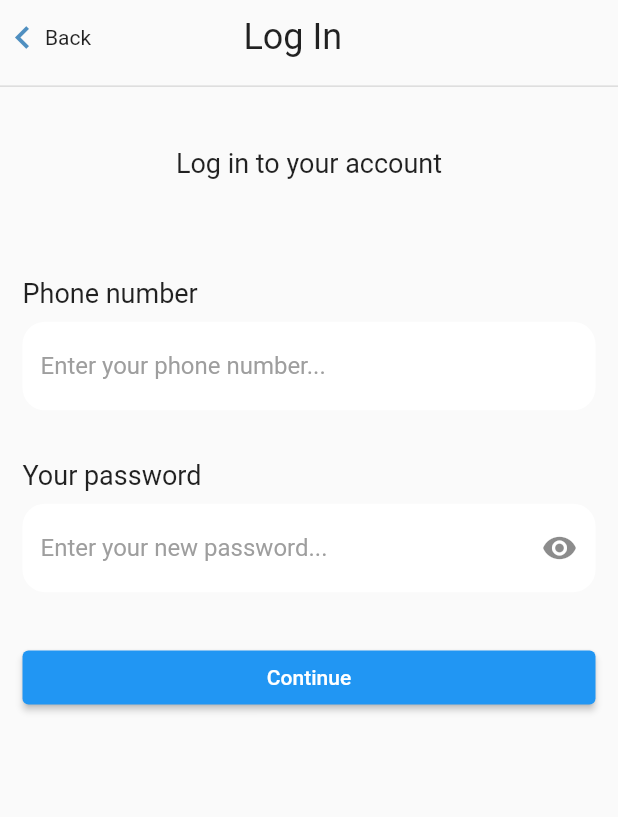
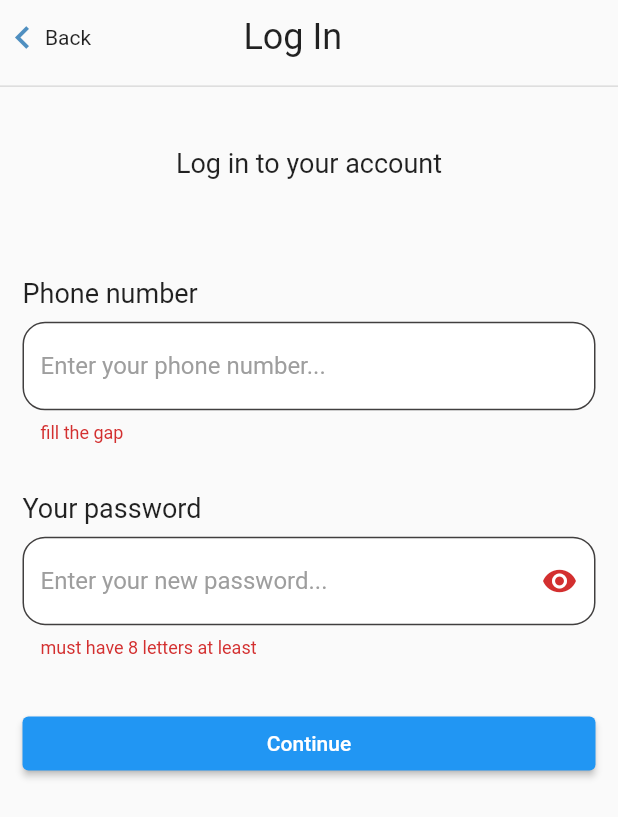
Before and after one commit to Otabek66/e_med, a Flutter app: the SignInView screen opened directly, after a tap on "Continue", on a phone screen of 412 x 824 dp. Shown: the top 817 px of the screen. Run offline on Flutter 3.47's test engine with Material 2 defaults, Android fonts, the phone set to English and light mode, and no system bars; our stand-ins replace connectivity_plus, flutter_bloc, flutter_svg.

Commit message:
chek validator added and some problems solved

```diff
--- /dev/null
+++ b/lib/core/components/check_validator.dart
@@ -0,0 +1,64 @@
+import 'package:flutter/material.dart';
+
+class CheckValidator {
+  static String email = '';
+  static String? emailValidator(String? content) {
+    email = content!;
+    debugPrint('ADDED EMAIL TO CHECK IT >>> $email');
+    if (content.isEmpty) {
+      return 'fill the gap';
+    } else if (!RegExp(
+            r"^[a-zA-Z0-9.a-zA-Z0-9.!#$%&'*+-/=?^_`{|}~]+@[a-zA-Z0-9]+\.[a-zA-Z]+")
+        .hasMatch(content)) {
+      return 'missing @';
+    }
+    return null;
+  }
+
+  static String? passwordValidator(String? content) {
+    if (content!.length < 8) {
+      return 'must have 8 letters at least';
+    } else if (content.isEmpty) {
+      return 'fill the gap';
+    }
+    return null;
+  }
+
+  static String? nameValidator(String? content) {
+    if (content!.isEmpty) {
+      return 'fill the gap';
+    } else if (content.length < 7) {
+      return 'enter your fullname';
+    }
+    return null;
+  }
+
+  static String? dateOfbirth(String? content) {
+    if (content!.isEmpty) {
+      return 'enter year / month / day';
+    }
+    return null;
+  }
+
+  static String? secondEmailValidator(String? content) {
+    debugPrint("INPUT EMAIL >>$content\nOLD EMAIL $email");
+    if (!RegExp(
+            r"^[a-zA-Z0-9.a-zA-Z0-9.!#$%&'*+-/=?^_`{|}~]+@[a-zA-Z0-9]+\.[a-zA-Z]+")
+        .hasMatch(content!)) {
+      return 'missing @';
+    } else if (content != email) {
+      debugPrint(email.toString());
+      return 'check the email is the same with yours';
+    }
+    return null;
+  }
+
+    static String? phoneValidator(String? content){
+    if(content!.isEmpty){
+      return 'fill the gap';
+    }else if(RegExp(r"^\+?0[0-9]{10}$").hasMatch(content)){
+      return "Please, enter phone number only";
+    }
+    return null;
+  }
+}
--- a/lib/screens/auth/view/pages/personal_id_view.dart
+++ b/lib/screens/auth/view/pages/personal_id_view.dart
@@ -1,10 +1,11 @@
+import 'package:e_med/core/components/check_validator.dart';
 import 'package:e_med/core/constants/font/FontStyles.dart';
 import 'package:e_med/extensions/context_extension.dart';
 import 'package:e_med/screens/auth/cubit/auth_cubit.dart';
 import 'package:e_med/screens/auth/state/auth_state.dart';
 import 'package:e_med/widgets/appbar_widget.dart';
 import 'package:e_med/widgets/button_widget.dart';
-import 'package:e_med/widgets/textform_filed_widget.dart';
+import 'package:e_med/widgets/text_form_widget.dart';
 import 'package:flutter/material.dart';
 import 'package:flutter_bloc/flutter_bloc.dart';
 
--- a/lib/screens/auth/view/pages/sign_in.dart
+++ b/lib/screens/auth/view/pages/sign_in.dart
@@ -1,11 +1,12 @@
 
+import 'package:e_med/core/components/check_validator.dart';
 import 'package:e_med/core/constants/font/FontStyles.dart';
 import 'package:e_med/extensions/context_extension.dart';
 import 'package:e_med/screens/auth/cubit/auth_cubit.dart';
 import 'package:e_med/screens/auth/state/auth_state.dart';
 import 'package:e_med/widgets/appbar_widget.dart';
 import 'package:e_med/widgets/button_widget.dart';
-import 'package:e_med/widgets/textform_filed_widget.dart';
+import 'package:e_med/widgets/text_form_widget.dart';
 import 'package:flutter/material.dart';
 import 'package:flutter_bloc/flutter_bloc.dart';
 
--- /dev/null
+++ b/lib/widgets/text_form_widget.dart
@@ -0,0 +1,53 @@
+
+import 'package:e_med/core/constants/color/ColorConst.dart';
+import 'package:flutter/material.dart';
+
+class MyTextField {
+  static textField({
+    required String text,
+    IconButton? iconButton,
+    required TextEditingController controller,
+    IconButton? phoneNumber,
+    bool read = false,
+    var onChanged,
+    VoidCallback? onTap,
+    FormFieldValidator<String>? validator,
+    bool isShown = false,
+  }) {
+    return TextFormField(
+        controller: controller,
+        readOnly: read,
+        onChanged: onChanged,
+        onTap: onTap,
+        obscureText: isShown,
+        decoration: InputDecoration(
+          hintText: text,
+          hintStyle: const TextStyle(color: Colors.grey),
+          suffixIcon: iconButton,
+          prefixIcon: phoneNumber,
+          fillColor: Colors.white,
+          filled: true,
+          focusedBorder: OutlineInputBorder(
+            borderRadius: BorderRadius.circular(15.0),
+            borderSide: const BorderSide(color: ColorConst.kPrimaryColor),
+          ),
+          enabledBorder: OutlineInputBorder(
+            borderRadius: BorderRadius.circular(15.0),
+            borderSide: const BorderSide(color: ColorConst.blackfortext),
+          ),
+          errorBorder: OutlineInputBorder(
+            borderRadius: BorderRadius.circular(15.0),
+            borderSide: const BorderSide(color: ColorConst.blackfortext),
+          ),
+          focusedErrorBorder: OutlineInputBorder(
+            borderRadius: BorderRadius.circular(15.0),
+            borderSide: const BorderSide(color: ColorConst.kPrimaryColor),
+          ),
+          border: OutlineInputBorder(
+            borderSide: BorderSide.none,
+            borderRadius: BorderRadius.circular(15.0),
+          ),
+        ),
+        validator: validator);
+  }
+}
--- a/lib/widgets/textform_filed_widget.dart
+++ /dev/null
@@ -1,36 +0,0 @@
-import 'package:e_med/core/constants/color/ColorConst.dart';
-import 'package:flutter/material.dart';
-
-class MyTextField {
-  static textField(
-      {required String text,
-      IconButton? iconButton,
-      required TextEditingController controller,
-      IconButton? phoneNumber,
-      bool read = false,
-      var onChanged,
-      VoidCallback? onTap}) {
-    return TextFormField(
-      controller: controller,
-      readOnly: read,
-      onChanged: onChanged,
-      onTap: onTap,
-      decoration: InputDecoration(
-        hintText: text,
-        hintStyle: const TextStyle(color: Colors.grey),
-        suffixIcon: iconButton,
-        prefixIcon: phoneNumber,
-        fillColor: Colors.white,
-        filled: true,
-        focusedBorder: OutlineInputBorder(
-          borderRadius: BorderRadius.circular(25.0),
-          borderSide: const BorderSide(color: ColorConst.kPrimaryColor),
-        ),
-        border: OutlineInputBorder(
-          borderSide: BorderSide.none,
-          borderRadius: BorderRadius.circular(15.0),
-        ),
-      ),
-    );
-  }
-}
```
